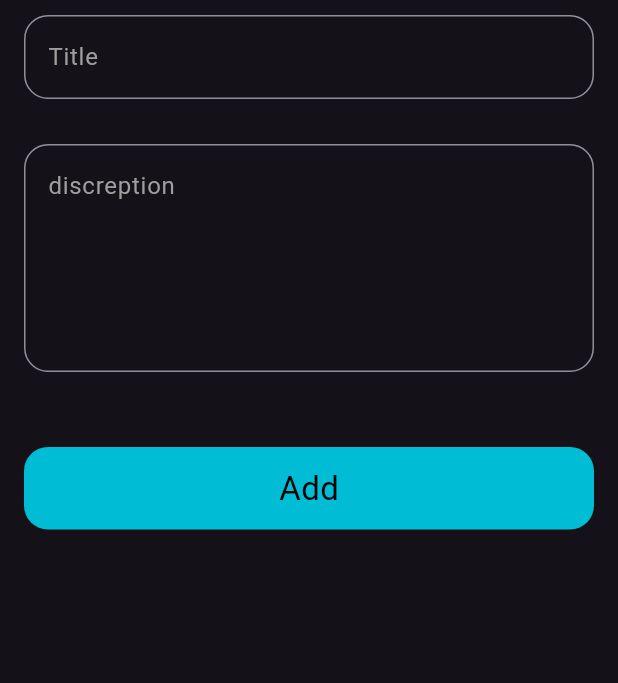
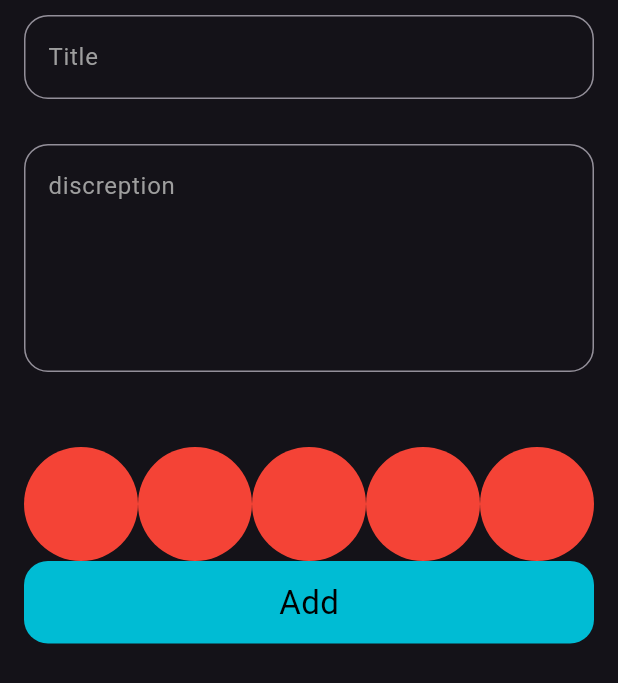
Before and after one commit to amaar-abd/nots_app, a Flutter app: the FormAddNote widget shown alone on an empty page, opened directly, on a phone screen of 412 x 824 dp. Shown: the top 683 px of the screen. Run offline on Flutter 3.47's test engine with Material 3 defaults, Android fonts, the phone set to English and light mode, and no system bars; our stand-ins replace bloc, flutter_bloc, hive, hive_flutter; accounts and stored records are empty.

Commit message:
create colors view part1

```diff
--- a/lib/widgets/add_note_form.dart
+++ b/lib/widgets/add_note_form.dart
@@ -52,6 +52,7 @@ class _FormAddNoteState extends State<FormAddNote> {
                 },
               ),
               SizedBox(height: 50),
+              ColorListView(),
 
               BlocBuilder<AddNoteCubit, AddNotesState>(
                 builder: (context, state) {
@@ -70,7 +71,9 @@ class _FormAddNoteState extends State<FormAddNote> {
                           date: DateTime.now().toString().substring(0, 9),
                         );
 
-                        BlocProvider.of<AddNoteCubit>(context).addNote(notemodel);
+                        BlocProvider.of<AddNoteCubit>(
+                          context,
+                        ).addNote(notemodel);
                         BlocProvider.of<NotesCubit>(context).featshAllNotes();
                       } else {
                         autovalidateMode = AutovalidateMode.always;
@@ -88,3 +91,30 @@ class _FormAddNoteState extends State<FormAddNote> {
     );
   }
 }
+
+class ColorCircl extends StatelessWidget {
+  const ColorCircl({super.key});
+
+  @override
+  Widget build(BuildContext context) {
+    return CircleAvatar(backgroundColor: Colors.red, radius: 38);
+  }
+}
+
+class ColorListView extends StatelessWidget {
+  const ColorListView({super.key});
+
+  @override
+  Widget build(BuildContext context) {
+    return SizedBox(
+      height: 38 * 2,
+      child: ListView.builder(
+        scrollDirection: Axis.horizontal,
+        itemCount: 5,
+        itemBuilder: (context, index) {
+          return ColorCircl();
+        },
+      ),
+    );
+  }
+}
```
